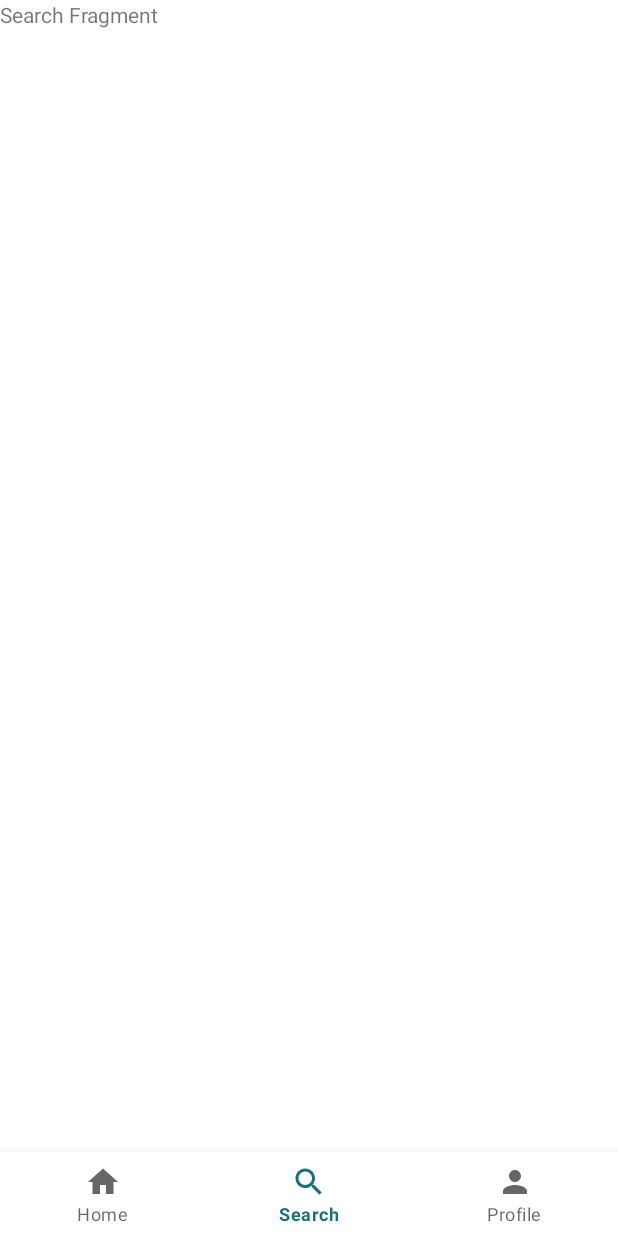
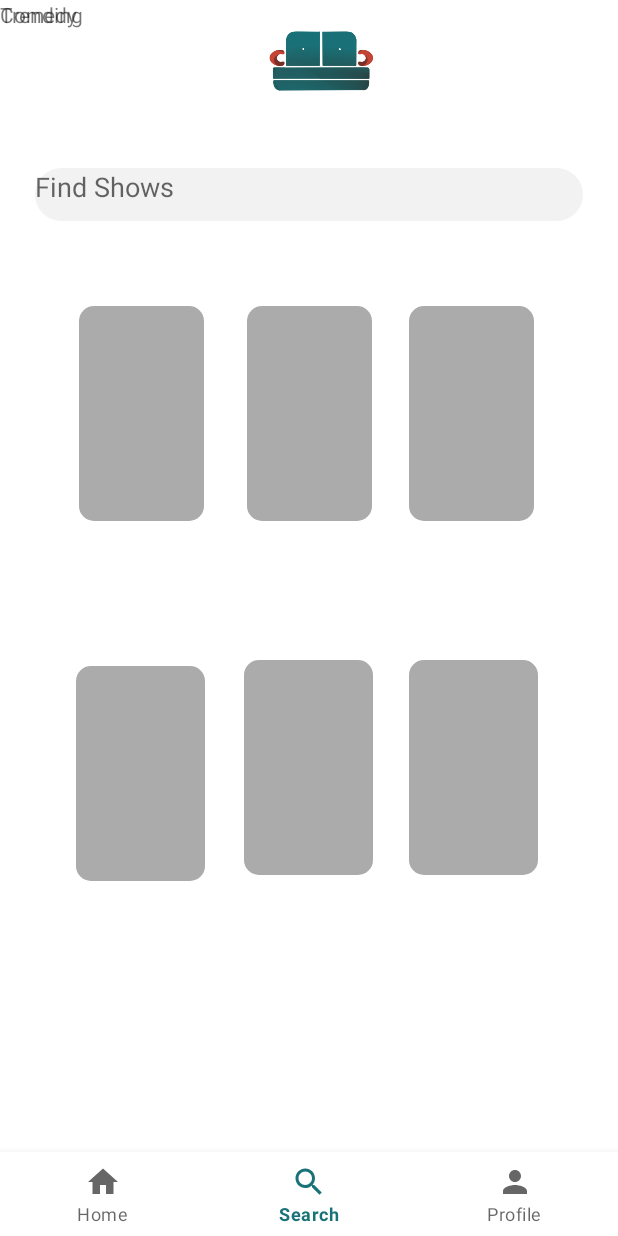
Before and after one commit to nooralyasiri/CSE3311_AndroidApp, an Android app: the fragment SearchFragment placed in its activity, item 2 of the bottom bar chosen, on a phone screen of 412 x 824 dp. Run offline under Robolectric (Android 15) with nearby library versions, the light colour scheme and no system bars.

Commit message:
incomplete search ui
need to implement:
- search icon in search bar/shift hint text
- horizontal scroll view of tv show posters
- vertical scroll to see different genres
- labels

```diff
--- a/app/src/main/res/layout/fragment_search.xml
+++ b/app/src/main/res/layout/fragment_search.xml
@@ -1,14 +1,150 @@
 <?xml version="1.0" encoding="utf-8"?>
-<FrameLayout xmlns:android="http://schemas.android.com/apk/res/android"
-    xmlns:tools="http://schemas.android.com/tools"
-    android:layout_width="match_parent"
-    android:layout_height="match_parent"
-    tools:context=".SearchFragment">
+<androidx.constraintlayout.widget.ConstraintLayout xmlns:android="http://schemas.android.com/apk/res/android"
+xmlns:app="http://schemas.android.com/apk/res-auto"
+xmlns:tools="http://schemas.android.com/tools"
+android:layout_width="match_parent"
+android:layout_height="match_parent">
 
-    <!-- TODO: Update blank fragment layout -->
+
     <TextView
-        android:layout_width="match_parent"
-        android:layout_height="match_parent"
-        android:text="Search Fragment" />
+        android:id="@+id/smallercard_recent3"
+        android:layout_width="86dp"
+        android:layout_height="143dp"
+        android:layout_marginTop="440dp"
+        android:background="@drawable/tempcard"
+        android:textColor="@color/black"
+        android:textSize="18dp"
+        app:layout_constraintEnd_toEndOf="parent"
+        app:layout_constraintHorizontal_bias="0.836"
+        app:layout_constraintStart_toStartOf="parent"
+        app:layout_constraintTop_toTopOf="parent" />
 
-</FrameLayout>
+    <ImageView
+        android:id="@+id/imageView"
+        android:layout_width="98dp"
+        android:layout_height="81dp"
+        android:layout_marginStart="165dp"
+        android:layout_marginEnd="83dp"
+        android:layout_marginBottom="671dp"
+        app:layout_constraintBottom_toBottomOf="parent"
+        app:layout_constraintEnd_toEndOf="parent"
+        app:layout_constraintHorizontal_bias="0.0"
+        app:layout_constraintStart_toStartOf="parent"
+        app:layout_constraintTop_toTopOf="parent"
+        app:layout_constraintVertical_bias="0.0"
+        app:srcCompat="@drawable/logo" />
+
+    <TextView
+        android:id="@+id/searchtxt"
+        android:layout_width="69dp"
+        android:layout_height="31dp"
+        android:layout_marginStart="25dp"
+        android:layout_marginTop="84dp"
+        android:layout_marginEnd="60dp"
+        android:layout_marginBottom="618dp"
+        android:text="Search"
+        android:textColor="@color/purple_500"
+        android:textSize="20dp"
+        app:layout_constraintBottom_toBottomOf="parent"
+        app:layout_constraintEnd_toEndOf="parent"
+        app:layout_constraintHorizontal_bias="0.0"
+        app:layout_constraintStart_toStartOf="parent"
+        app:layout_constraintTop_toTopOf="parent"
+        app:layout_constraintVertical_bias="1.0" />
+
+
+    <TextView
+        android:id="@+id/trendscreen"
+        android:layout_width="365dp"
+        android:layout_height="35dp"
+        android:layout_marginTop="112dp"
+        android:background="@drawable/cardscreen_rounded"
+        android:textColor="@color/black"
+        android:textSize="18dp"
+        android:hint="Find Shows"
+        app:layout_constraintEnd_toEndOf="parent"
+        app:layout_constraintStart_toStartOf="parent"
+        app:layout_constraintTop_toTopOf="parent" />
+
+    <TextView
+        android:id="@+id/smallercard_recent2"
+        android:layout_width="86dp"
+        android:layout_height="143dp"
+        android:layout_marginTop="444dp"
+        android:background="@drawable/tempcard"
+        android:textColor="@color/black"
+        android:textSize="18dp"
+        app:layout_constraintEnd_toEndOf="parent"
+        app:layout_constraintHorizontal_bias="0.156"
+        app:layout_constraintStart_toStartOf="parent"
+        app:layout_constraintTop_toTopOf="parent" />
+
+    <TextView
+        android:id="@+id/smallercard_recent4"
+        android:layout_width="86dp"
+        android:layout_height="143dp"
+        android:layout_marginTop="440dp"
+        android:background="@drawable/tempcard"
+        android:textColor="@color/black"
+        android:textSize="18dp"
+        app:layout_constraintEnd_toEndOf="parent"
+        app:layout_constraintHorizontal_bias="0.498"
+        app:layout_constraintStart_toStartOf="parent"
+        app:layout_constraintTop_toTopOf="parent" />
+
+    <TextView
+    android:id="@+id/trendOne"
+    android:layout_width="83dp"
+    android:layout_height="143dp"
+    android:layout_marginTop="204dp"
+    android:background="@drawable/tempcard"
+    android:textColor="@color/black"
+    android:textSize="18dp"
+    app:layout_constraintEnd_toEndOf="parent"
+    app:layout_constraintHorizontal_bias="0.161"
+    app:layout_constraintStart_toStartOf="parent"
+    app:layout_constraintTop_toTopOf="parent" />
+
+<TextView
+    android:id="@+id/trendTwo"
+    android:layout_width="83dp"
+    android:layout_height="143dp"
+    android:layout_marginTop="204dp"
+    android:background="@drawable/tempcard"
+    android:textColor="@color/black"
+    android:textSize="18dp"
+    app:layout_constraintEnd_toEndOf="parent"
+    app:layout_constraintStart_toStartOf="parent"
+    app:layout_constraintTop_toTopOf="parent" />
+
+<TextView
+    android:id="@+id/trendThree"
+    android:layout_width="83dp"
+    android:layout_height="143dp"
+    android:layout_marginTop="204dp"
+    android:background="@drawable/tempcard"
+    android:textColor="@color/black"
+    android:textSize="18dp"
+    app:layout_constraintEnd_toEndOf="parent"
+    app:layout_constraintHorizontal_bias="0.829"
+    app:layout_constraintStart_toStartOf="parent"
+    app:layout_constraintTop_toTopOf="parent" />
+
+    <TextView
+        android:id="@+id/textView8"
+        android:layout_width="wrap_content"
+        android:layout_height="wrap_content"
+        android:text="Trending"
+        tools:layout_editor_absoluteX="46dp"
+        tools:layout_editor_absoluteY="179dp" />
+
+    <TextView
+        android:id="@+id/textView9"
+        android:layout_width="wrap_content"
+        android:layout_height="wrap_content"
+        android:text="Comedy"
+        tools:layout_editor_absoluteX="50dp"
+        tools:layout_editor_absoluteY="407dp" />
+
+
+</androidx.constraintlayout.widget.ConstraintLayout>
```
